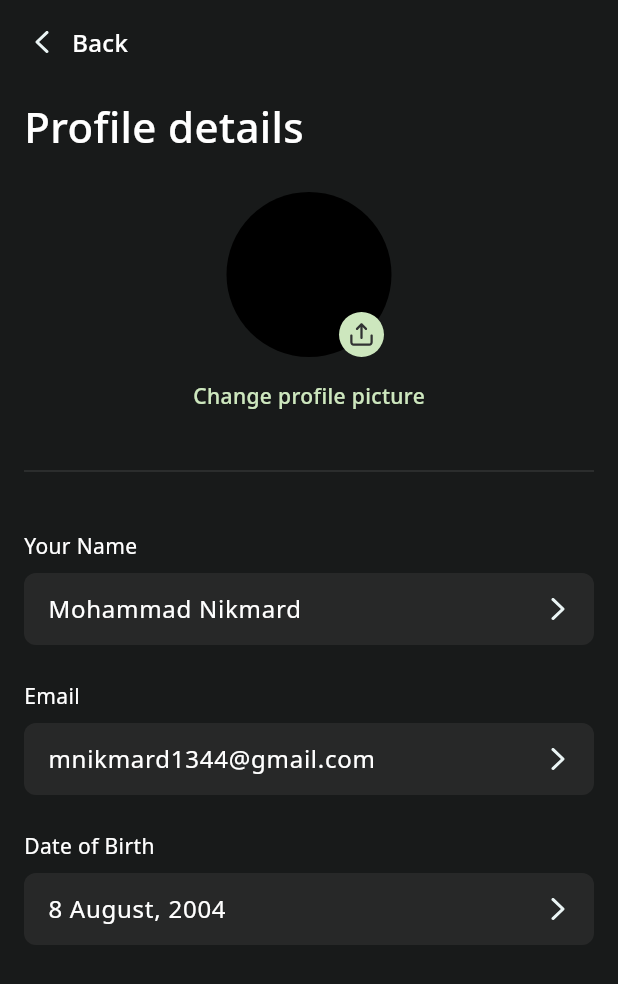
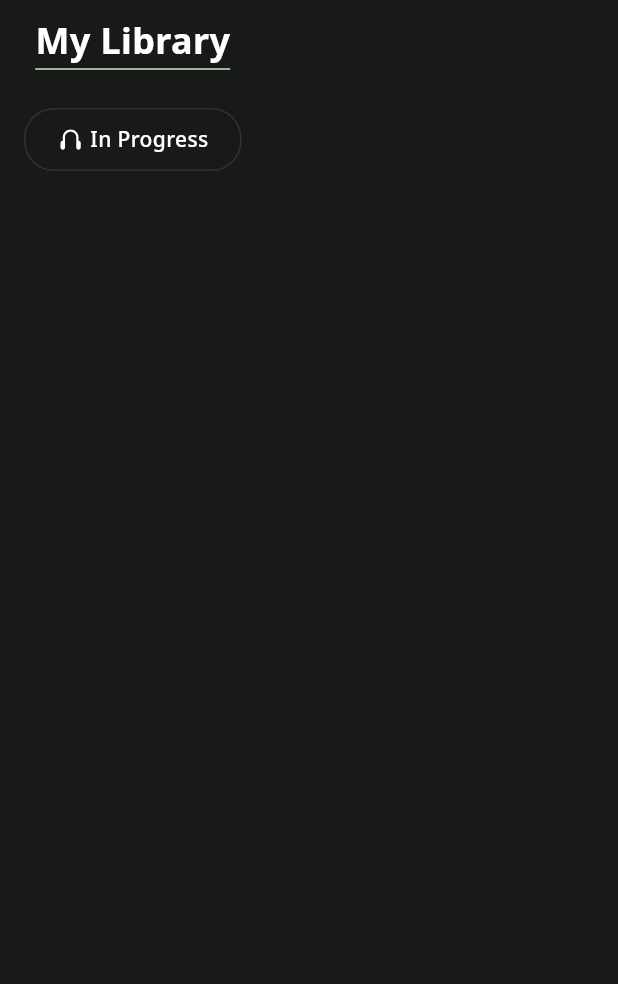
Before and after one commit to Mohammad-Nikmard/Book-Nexus, a Flutter app: the screen it shows after launch, on a phone screen of 412 x 824 dp. Shown: the top 984 px of the screen. Run offline on Flutter 3.47's test engine with Material 3 defaults, Android fonts, the phone set to English and light mode, and no system bars; our stand-ins replace flutter_staggered_animations, flutter_svg.

Commit message:
chore: add library title tag in library screen

```diff
--- a/lib/main.dart
+++ b/lib/main.dart
@@ -1,4 +1,4 @@
-import 'package:book_nexsus/ui/profile_screen.dart';
+import 'package:book_nexsus/ui/library_screen.dart';
 import 'package:flutter/material.dart';
 
 void main() {
@@ -12,7 +12,7 @@ class MyApp extends StatelessWidget {
   Widget build(BuildContext context) {
     return const MaterialApp(
       debugShowCheckedModeBanner: false,
-      home: ProfileScreen(),
+      home: LibraryScreen(),
     );
   }
 }
--- a/lib/ui/account_screen.dart
+++ b/lib/ui/account_screen.dart
@@ -1,5 +1,6 @@
 import 'package:book_nexsus/constants/constants.dart';
 import 'package:book_nexsus/widgets/custom_back_button.dart';
+import 'package:book_nexsus/widgets/custom_divider_header.dart';
 import 'package:flutter/material.dart';
 import 'package:flutter_staggered_animations/flutter_staggered_animations.dart';
 import 'package:flutter_svg/svg.dart';
@@ -22,25 +23,9 @@ class AccountScreen extends StatelessWidget {
                 text: 'Home',
               ),
               const SizedBox(height: 24),
-              const SizedBox(
-                width: 110,
-                child: Column(
-                  children: [
-                    Text(
-                      'Account',
-                      style: TextStyle(
-                        fontFamily: 'NB',
-                        fontSize: 24,
-                        color: AppColors.white,
-                      ),
-                    ),
-                    Divider(
-                      thickness: 1,
-                      color: AppColors.greenAccent,
-                      height: 4.0,
-                    ),
-                  ],
-                ),
+              const CustomDividerHeader(
+                header: 'Account',
+                boxWidth: 110,
               ),
               const SizedBox(height: 24),
               const Row(
--- /dev/null
+++ b/lib/ui/library_screen.dart
@@ -0,0 +1,102 @@
+import 'package:book_nexsus/constants/constants.dart';
+import 'package:book_nexsus/widgets/custom_divider_header.dart';
+import 'package:flutter/material.dart';
+import 'package:flutter_svg/svg.dart';
+
+class LibraryScreen extends StatelessWidget {
+  const LibraryScreen({super.key});
+
+  @override
+  Widget build(BuildContext context) {
+    return const Scaffold(
+      backgroundColor: AppColors.background,
+      body: SafeArea(
+        child: Padding(
+          padding: const EdgeInsets.symmetric(horizontal: 16),
+          child: Column(
+            children: [
+              const SizedBox(height: 10),
+              CustomDividerHeader(
+                header: 'My Library',
+                boxWidth: 130,
+              ),
+              const SizedBox(height: 24),
+              _LibraryPageTag(
+                tag: 'In Progress',
+                image: 'icon_headphone',
+              ),
+            ],
+          ),
+        ),
+      ),
+    );
+  }
+}
+
+class _LibraryPageTag extends StatefulWidget {
+  const _LibraryPageTag({
+    required this.tag,
+    required this.image,
+  });
+  final String tag;
+  final String image;
+
+  @override
+  State<_LibraryPageTag> createState() => _LibraryPageTagState();
+}
+
+class _LibraryPageTagState extends State<_LibraryPageTag> {
+  bool onTapped = false;
+  @override
+  Widget build(BuildContext context) {
+    return GestureDetector(
+      onTap: () {
+        setState(() {
+          onTapped = !onTapped;
+        });
+      },
+      child: AnimatedContainer(
+        duration: const Duration(milliseconds: 500),
+        curve: Curves.decelerate,
+        height: 42,
+        width: 145,
+        decoration: BoxDecoration(
+          color: onTapped ? AppColors.greenAccent : Colors.transparent,
+          borderRadius: const BorderRadius.all(
+            Radius.circular(20),
+          ),
+          border: Border.all(
+            width: 1,
+            color: AppColors.greyDark,
+          ),
+        ),
+        child: Padding(
+          padding: const EdgeInsets.symmetric(horizontal: 16),
+          child: Center(
+            child: Row(
+              mainAxisAlignment: MainAxisAlignment.center,
+              children: [
+                SvgPicture.asset(
+                  'assets/images/${widget.image}.svg',
+                  colorFilter: ColorFilter.mode(
+                    onTapped ? AppColors.greyDark : AppColors.white,
+                    BlendMode.srcIn,
+                  ),
+                ),
+                const SizedBox(width: 4),
+                Text(
+                  'In Progress',
+                  style: TextStyle(
+                    fontFamily: 'NM',
+                    fontSize: 14,
+                    color: onTapped ? AppColors.greyDark : AppColors.white,
+                  ),
+                ),
+              ],
+            ),
+          ),
+        ),
+      ),
+    );
+  }
+}
--- /dev/null
+++ b/lib/widgets/custom_divider_header.dart
@@ -0,0 +1,36 @@
+import 'package:book_nexsus/constants/constants.dart';
+import 'package:flutter/material.dart';
+
+class CustomDividerHeader extends StatelessWidget {
+  const CustomDividerHeader({
+    super.key,
+    required this.header,
+    required this.boxWidth,
+  });
+  final String header;
+  final double boxWidth;
+
+  @override
+  Widget build(BuildContext context) {
+    return SizedBox(
+      width: boxWidth,
+      child: Column(
+        children: [
+          Text(
+            header,
+            style: const TextStyle(
+              fontFamily: 'NB',
+              fontSize: 24,
+              color: AppColors.white,
+            ),
+          ),
+          const Divider(
+            thickness: 1,
+            color: AppColors.greenAccent,
+            height: 4.0,
+          ),
+        ],
+      ),
+    );
+  }
+}
```
Also changed, not shown: assets/images/Explore Your Creative Mind Cover.svg (added), assets/images/Futuruama Cover.svg (added), assets/images/Neil Gaiman Cover.svg (added), assets/images/The Good Guu Cover.svg (added), assets/images/icon_glasses.svg (added), assets/images/icon_headphone.svg (added).
